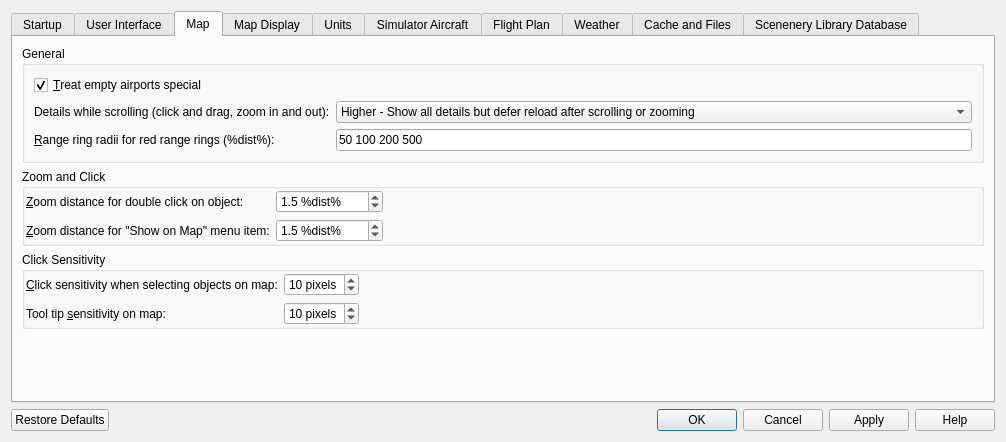
First picture: the form in src/options/options.ui, repository albar965/littlenavmap, before the edit.
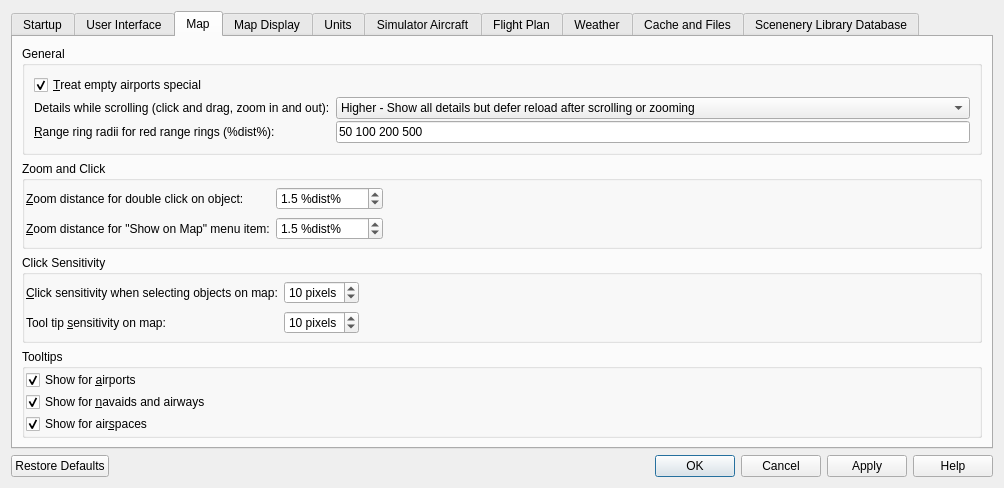
Second picture: the form after the edit. The open tabs and pages were chosen to show the change.

Commit message: Added options to disable tooltips for selected map features.

What changed in the file:
```diff
--- a/src/options/options.ui
+++ b/src/options/options.ui
@@ -6,8 +6,8 @@
    <rect>
     <x>0</x>
     <y>0</y>
-    <width>1006</width>
-    <height>442</height>
+    <width>1004</width>
+    <height>488</height>
    </rect>
   </property>
   <property name="windowTitle">
@@ -618,6 +618,9 @@
           <string>General</string>
          </property>
          <layout class="QGridLayout" name="gridLayoutOptionsMapLower">
+          <property name="verticalSpacing">
+           <number>2</number>
+          </property>
           <item row="2" column="1">
            <widget class="QLineEdit" name="lineEditOptionsMapRangeRings">
             <property name="toolTip">
@@ -715,6 +718,9 @@
           <property name="bottomMargin">
            <number>1</number>
           </property>
+          <property name="verticalSpacing">
+           <number>2</number>
+          </property>
           <item row="0" column="0">
            <widget class="QLabel" name="labelOptionsMapZoomShowMapDouble">
             <property name="text">
@@ -816,6 +822,9 @@
           <property name="bottomMargin">
            <number>1</number>
           </property>
+          <property name="verticalSpacing">
+           <number>2</number>
+          </property>
           <item row="2" column="0">
            <widget class="QLabel" name="labelOptionsMapTooltipRect">
             <property name="text">
@@ -898,17 +907,92 @@
         </widget>
        </item>
        <item>
-        <spacer name="verticalSpacer_5">
-         <property name="orientation">
-          <enum>Qt::Vertical</enum>
+        <widget class="QGroupBox" name="groupBoxMapSensitivity_2">
+         <property name="title">
+          <string>Tooltips</string>
          </property>
-         <property name="sizeHint" stdset="0">
-          <size>
-           <width>20</width>
-           <height>40</height>
-          </size>
-         </property>
-        </spacer>
+         <layout class="QGridLayout" name="gridLayout_17">
+          <property name="leftMargin">
+           <number>1</number>
+          </property>
+          <property name="topMargin">
+           <number>1</number>
+          </property>
+          <property name="rightMargin">
+           <number>1</number>
+          </property>
+          <property name="bottomMargin">
+           <number>1</number>
+          </property>
+          <property name="horizontalSpacing">
+           <number>6</number>
+          </property>
+          <property name="verticalSpacing">
+           <number>2</number>
+          </property>
+          <item row="0" column="0">
+           <widget class="QCheckBox" name="checkBoxOptionsMapTooltipAirport">
+            <property name="toolTip">
+             <string>Show tooltips for airports, parking, towers and helipads when hovering the cursor over the map</string>
+            </property>
+            <property name="statusTip">
+             <string>Show tooltips for airports, parking, towers and helipads when hovering the cursor over the map</string>
+            </property>
+            <property name="text">
+             <string>Show for &amp;airports</string>
+            </property>
+            <property name="checked">
+             <bool>true</bool>
+            </property>
+           </widget>
+          </item>
+          <item row="0" column="2">
+           <spacer name="horizontalSpacer_7">
+            <property name="orientation">
+             <enum>Qt::Horizontal</enum>
+            </property>
+            <property name="sizeHint" stdset="0">
+             <size>
+              <width>40</width>
+              <height>20</height>
+             </size>
+            </property>
+           </spacer>
+          </item>
+          <item row="1" column="0">
+           <widget class="QCheckBox" name="checkBoxOptionsMapTooltipNavaid">
+            <property name="toolTip">
+             <string>Show tooltips for waypoints, VOR, NDB and airways when hovering the cursor over the map</string>
+            </property>
+            <property name="statusTip">
+             <string>Show tooltips for waypoints, VOR, NDB and airways when hovering the cursor over the map</string>
+            </property>
+            <property name="text">
+             <string>Show for &amp;navaids and airways</string>
+            </property>
+            <property name="checked">
+             <bool>true</bool>
+            </property>
+           </widget>
+          </item>
+          <item row="2" column="0">
+           <widget class="QCheckBox" name="checkBoxOptionsMapTooltipAirspace">
+            <property name="toolTip">
+             <string>Show tooltips for airspaces when hovering the cursor over the map</string>
+            </property>
+            <property name="statusTip">
+             <string>Show tooltips for airspaces when hovering the cursor over the map</string>
+            </property>
+            <property name="text">
+             <string>Show for air&amp;spaces</string>
+            </property>
+            <property name="checked">
+             <bool>true</bool>
+            </property>
+           </widget>
+          </item>
+         </layout>
+        </widget>
        </item>
       </layout>
      </widget>
```
Left out of the diff: 3 changed lines with no effect on the pictures. The commit also changes 3 other files.
